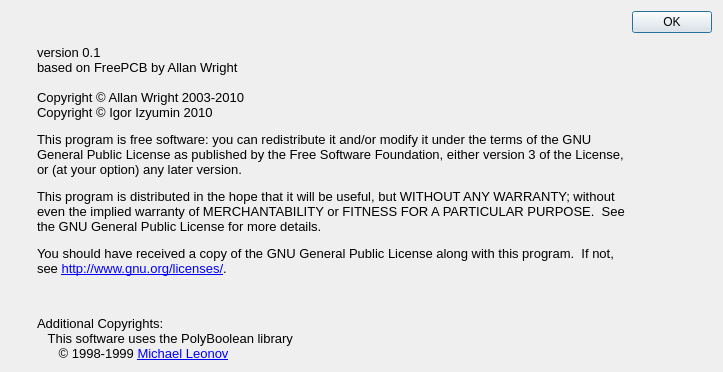
This is AboutDialog.ui in igorizyumin/xpcb as Qt 5 draws it before an edit. The edited form follows.
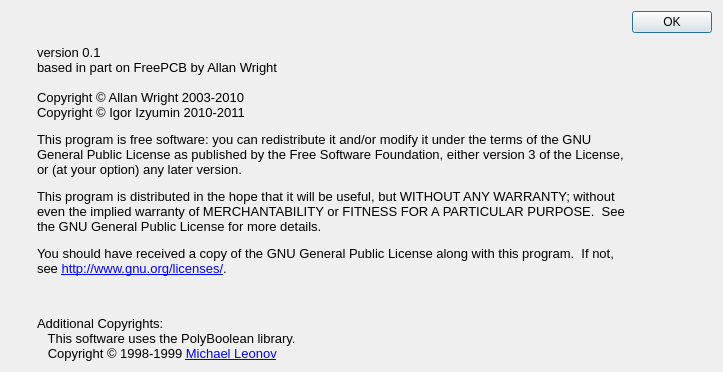
This is the edited form. Icons and pictures are not drawn.

Diff of the .ui file:
```diff
--- a/AboutDialog.ui
+++ b/AboutDialog.ui
@@ -71,17 +71,17 @@
         <string>&lt;!DOCTYPE HTML PUBLIC &quot;-//W3C//DTD HTML 4.0//EN&quot; &quot;http://www.w3.org/TR/REC-html40/strict.dtd&quot;&gt;
 &lt;html&gt;&lt;head&gt;&lt;meta name=&quot;qrichtext&quot; content=&quot;1&quot; /&gt;&lt;style type=&quot;text/css&quot;&gt;
 p, li { white-space: pre-wrap; }
-&lt;/style&gt;&lt;/head&gt;&lt;body style=&quot; font-family:'Sans'; font-size:10pt; font-weight:400; font-style:normal;&quot;&gt;
+&lt;/style&gt;&lt;/head&gt;&lt;body style=&quot; font-family:'Ubuntu'; font-size:11pt; font-weight:400; font-style:normal;&quot;&gt;
 &lt;table border=&quot;0&quot; style=&quot;-qt-table-type: root; margin-top:4px; margin-bottom:4px; margin-left:4px; margin-right:4px;&quot;&gt;
 &lt;tr&gt;
 &lt;td style=&quot;border: none;&quot;&gt;
-&lt;p style=&quot; margin-top:0px; margin-bottom:0px; margin-left:0px; margin-right:0px; -qt-block-indent:0; text-indent:0px;&quot;&gt;version 0.1&lt;br /&gt;based on FreePCB by Allan Wright&lt;/p&gt;
-&lt;p style=&quot;-qt-paragraph-type:empty; margin-top:0px; margin-bottom:0px; margin-left:0px; margin-right:0px; -qt-block-indent:0; text-indent:0px; font-family:'MS Shell Dlg 2'; font-weight:600;&quot;&gt;&lt;/p&gt;
-&lt;p style=&quot; margin-top:0px; margin-bottom:0px; margin-left:0px; margin-right:0px; -qt-block-indent:0; text-indent:0px;&quot;&gt;&lt;span style=&quot; font-family:'MS Shell Dlg 2';&quot;&gt;Copyright © Allan Wright 2003-2010&lt;/span&gt;&lt;/p&gt;
-&lt;p style=&quot; margin-top:0px; margin-bottom:0px; margin-left:0px; margin-right:0px; -qt-block-indent:0; text-indent:0px;&quot;&gt;&lt;span style=&quot; font-family:'MS Shell Dlg 2';&quot;&gt;Copyright © Igor Izyumin 2010&lt;/span&gt;&lt;/p&gt;
-&lt;p style=&quot; margin-top:12px; margin-bottom:12px; margin-left:0px; margin-right:0px; -qt-block-indent:0; text-indent:0px;&quot;&gt;This program is free software: you can redistribute it and/or modify it under the terms of the GNU General Public License as published by the Free Software Foundation, either version 3 of the License, or (at your option) any later version.&lt;/p&gt;
-&lt;p style=&quot; margin-top:12px; margin-bottom:12px; margin-left:0px; margin-right:0px; -qt-block-indent:0; text-indent:0px;&quot;&gt;This program is distributed in the hope that it will be useful, but WITHOUT ANY WARRANTY; without even the implied warranty of MERCHANTABILITY or FITNESS FOR A PARTICULAR PURPOSE.  See the GNU General Public License for more details.&lt;/p&gt;
-&lt;p style=&quot; margin-top:12px; margin-bottom:12px; margin-left:0px; margin-right:0px; -qt-block-indent:0; text-indent:0px;&quot;&gt;You should have received a copy of the GNU General Public License along with this program.  If not, see &lt;a href=&quot;http://www.gnu.org/licenses/&quot;&gt;&lt;span style=&quot; text-decoration: underline; color:#0000ff;&quot;&gt;http://www.gnu.org/licenses/&lt;/span&gt;&lt;/a&gt;.&lt;/p&gt;&lt;/td&gt;&lt;/tr&gt;&lt;/table&gt;&lt;/body&gt;&lt;/html&gt;</string>
+&lt;p style=&quot; margin-top:0px; margin-bottom:0px; margin-left:0px; margin-right:0px; -qt-block-indent:0; text-indent:0px;&quot;&gt;&lt;span style=&quot; font-family:'Sans'; font-size:10pt;&quot;&gt;version 0.1&lt;br /&gt;based in part on FreePCB by Allan Wright&lt;/span&gt;&lt;/p&gt;
+&lt;p style=&quot;-qt-paragraph-type:empty; margin-top:0px; margin-bottom:0px; margin-left:0px; margin-right:0px; -qt-block-indent:0; text-indent:0px; font-family:'MS Shell Dlg 2'; font-size:10pt; font-weight:600;&quot;&gt;&lt;/p&gt;
+&lt;p style=&quot; margin-top:0px; margin-bottom:0px; margin-left:0px; margin-right:0px; -qt-block-indent:0; text-indent:0px;&quot;&gt;&lt;span style=&quot; font-family:'MS Shell Dlg 2'; font-size:10pt;&quot;&gt;Copyright © Allan Wright 2003-2010&lt;/span&gt;&lt;/p&gt;
+&lt;p style=&quot; margin-top:0px; margin-bottom:0px; margin-left:0px; margin-right:0px; -qt-block-indent:0; text-indent:0px;&quot;&gt;&lt;span style=&quot; font-family:'MS Shell Dlg 2'; font-size:10pt;&quot;&gt;Copyright © Igor Izyumin 2010-2011&lt;/span&gt;&lt;/p&gt;
+&lt;p style=&quot; margin-top:12px; margin-bottom:12px; margin-left:0px; margin-right:0px; -qt-block-indent:0; text-indent:0px;&quot;&gt;&lt;span style=&quot; font-family:'Sans'; font-size:10pt;&quot;&gt;This program is free software: you can redistribute it and/or modify it under the terms of the GNU General Public License as published by the Free Software Foundation, either version 3 of the License, or (at your option) any later version.&lt;/span&gt;&lt;/p&gt;
+&lt;p style=&quot; margin-top:12px; margin-bottom:12px; margin-left:0px; margin-right:0px; -qt-block-indent:0; text-indent:0px;&quot;&gt;&lt;span style=&quot; font-family:'Sans'; font-size:10pt;&quot;&gt;This program is distributed in the hope that it will be useful, but WITHOUT ANY WARRANTY; without even the implied warranty of MERCHANTABILITY or FITNESS FOR A PARTICULAR PURPOSE.  See the GNU General Public License for more details.&lt;/span&gt;&lt;/p&gt;
+&lt;p style=&quot; margin-top:12px; margin-bottom:12px; margin-left:0px; margin-right:0px; -qt-block-indent:0; text-indent:0px;&quot;&gt;&lt;span style=&quot; font-family:'Sans'; font-size:10pt;&quot;&gt;You should have received a copy of the GNU General Public License along with this program.  If not, see &lt;/span&gt;&lt;a href=&quot;http://www.gnu.org/licenses/&quot;&gt;&lt;span style=&quot; font-family:'Sans'; font-size:10pt; text-decoration: underline; color:#0000ff;&quot;&gt;http://www.gnu.org/licenses/&lt;/span&gt;&lt;/a&gt;&lt;span style=&quot; font-family:'Sans'; font-size:10pt;&quot;&gt;.&lt;/span&gt;&lt;/p&gt;&lt;/td&gt;&lt;/tr&gt;&lt;/table&gt;&lt;/body&gt;&lt;/html&gt;</string>
        </property>
        <property name="textFormat">
         <enum>Qt::RichText</enum>
@@ -97,13 +97,13 @@
         <string>&lt;!DOCTYPE HTML PUBLIC &quot;-//W3C//DTD HTML 4.0//EN&quot; &quot;http://www.w3.org/TR/REC-html40/strict.dtd&quot;&gt;
 &lt;html&gt;&lt;head&gt;&lt;meta name=&quot;qrichtext&quot; content=&quot;1&quot; /&gt;&lt;style type=&quot;text/css&quot;&gt;
 p, li { white-space: pre-wrap; }
-&lt;/style&gt;&lt;/head&gt;&lt;body style=&quot; font-family:'Sans'; font-size:10pt; font-weight:400; font-style:normal;&quot;&gt;
-&lt;table style=&quot;-qt-table-type: root; margin-top:4px; margin-bottom:4px; margin-left:4px; margin-right:4px;&quot;&gt;
+&lt;/style&gt;&lt;/head&gt;&lt;body style=&quot; font-family:'Ubuntu'; font-size:11pt; font-weight:400; font-style:normal;&quot;&gt;
+&lt;table border=&quot;0&quot; style=&quot;-qt-table-type: root; margin-top:4px; margin-bottom:4px; margin-left:4px; margin-right:4px;&quot;&gt;
 &lt;tr&gt;
 &lt;td style=&quot;border: none;&quot;&gt;
-&lt;p style=&quot; margin-top:0px; margin-bottom:0px; margin-left:0px; margin-right:0px; -qt-block-indent:0; text-indent:0px;&quot;&gt;&lt;span style=&quot; font-family:'MS Shell Dlg 2';&quot;&gt;Additional Copyrights:&lt;/span&gt;&lt;/p&gt;
-&lt;p style=&quot; margin-top:0px; margin-bottom:0px; margin-left:0px; margin-right:0px; -qt-block-indent:0; text-indent:0px;&quot;&gt;&lt;span style=&quot; font-family:'MS Shell Dlg 2';&quot;&gt;   &lt;/span&gt;&lt;span style=&quot; font-family:'MS Shell Dlg 2';&quot;&gt;This softw&lt;/span&gt;&lt;span style=&quot; font-family:'MS Shell Dlg 2';&quot;&gt;are uses the &lt;/span&gt;&lt;span style=&quot; font-family:'MS Shell Dlg 2';&quot;&gt;PolyBoolean &lt;/span&gt;&lt;span style=&quot; font-family:'MS Shell Dlg 2';&quot;&gt;library&lt;/span&gt;&lt;/p&gt;
-&lt;p style=&quot; margin-top:0px; margin-bottom:0px; margin-left:0px; margin-right:0px; -qt-block-indent:0; text-indent:0px;&quot;&gt;&lt;span style=&quot; font-family:'MS Shell Dlg 2';&quot;&gt;      © &lt;/span&gt;&lt;span style=&quot; font-family:'MS Shell Dlg 2';&quot;&gt;1998-1999 &lt;/span&gt;&lt;a href=&quot;http://www.complex-a5.ru/polyboolean/contacts.html#leonov&quot;&gt;&lt;span style=&quot; text-decoration: underline; color:#0000ff;&quot;&gt;Michael Leonov&lt;/span&gt;&lt;/a&gt;&lt;/p&gt;&lt;/td&gt;&lt;/tr&gt;&lt;/table&gt;&lt;/body&gt;&lt;/html&gt;</string>
+&lt;p style=&quot; margin-top:0px; margin-bottom:0px; margin-left:0px; margin-right:0px; -qt-block-indent:0; text-indent:0px;&quot;&gt;&lt;span style=&quot; font-family:'MS Shell Dlg 2'; font-size:10pt;&quot;&gt;Additional Copyrights:&lt;/span&gt;&lt;/p&gt;
+&lt;p style=&quot; margin-top:0px; margin-bottom:0px; margin-left:0px; margin-right:0px; -qt-block-indent:0; text-indent:0px;&quot;&gt;&lt;span style=&quot; font-family:'MS Shell Dlg 2'; font-size:10pt;&quot;&gt;   This software uses the PolyBoolean library.&lt;/span&gt;&lt;/p&gt;
+&lt;p style=&quot; margin-top:0px; margin-bottom:0px; margin-left:0px; margin-right:0px; -qt-block-indent:0; text-indent:0px;&quot;&gt;&lt;span style=&quot; font-family:'MS Shell Dlg 2'; font-size:10pt;&quot;&gt;   Copyright © 1998-1999 &lt;/span&gt;&lt;a href=&quot;http://www.complex-a5.ru/polyboolean/contacts.html#leonov&quot;&gt;&lt;span style=&quot; font-family:'Sans'; font-size:10pt; text-decoration: underline; color:#0000ff;&quot;&gt;Michael Leonov&lt;/span&gt;&lt;/a&gt;&lt;/p&gt;&lt;/td&gt;&lt;/tr&gt;&lt;/table&gt;&lt;/body&gt;&lt;/html&gt;</string>
        </property>
        <property name="alignment">
         <set>Qt::AlignLeading|Qt::AlignLeft|Qt::AlignTop</set>
```
